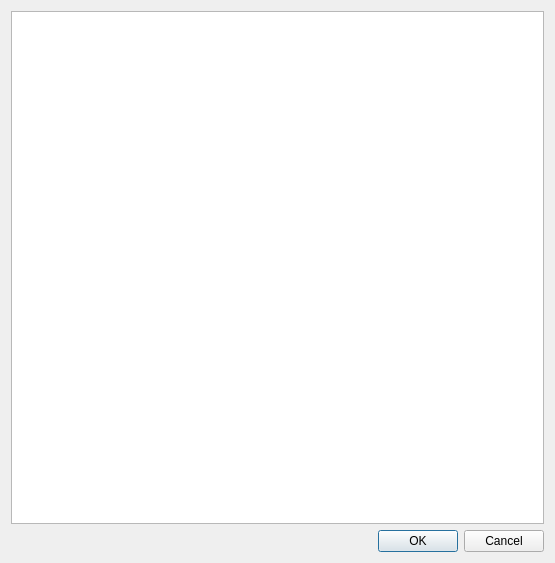
This is views/UI/EditTIMDialog.ui in fbarden/ProjectManager as Qt 5 draws it before an edit. The edited form follows.
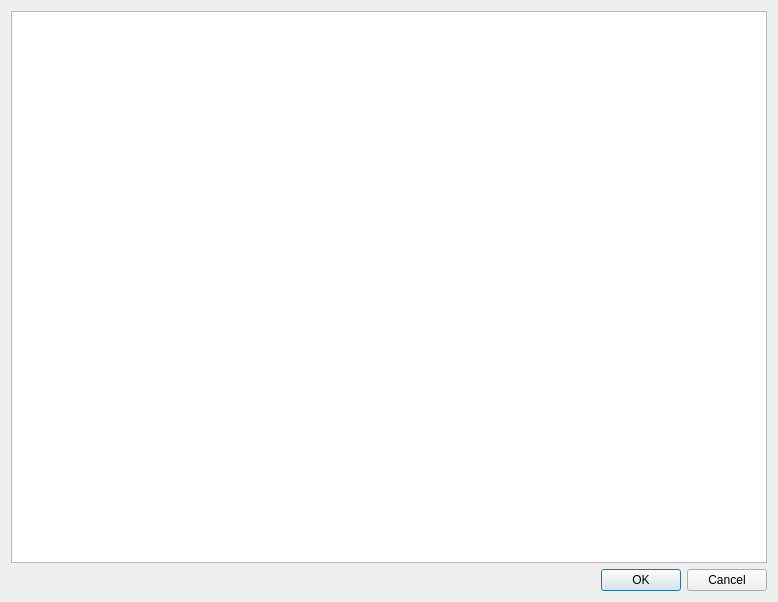
This is the edited form.

```diff
--- a/views/UI/EditTIMDialog.ui
+++ b/views/UI/EditTIMDialog.ui
@@ -6,8 +6,8 @@
    <rect>
     <x>0</x>
     <y>0</y>
-    <width>555</width>
-    <height>563</height>
+    <width>778</width>
+    <height>602</height>
    </rect>
   </property>
   <property name="windowTitle">
```
